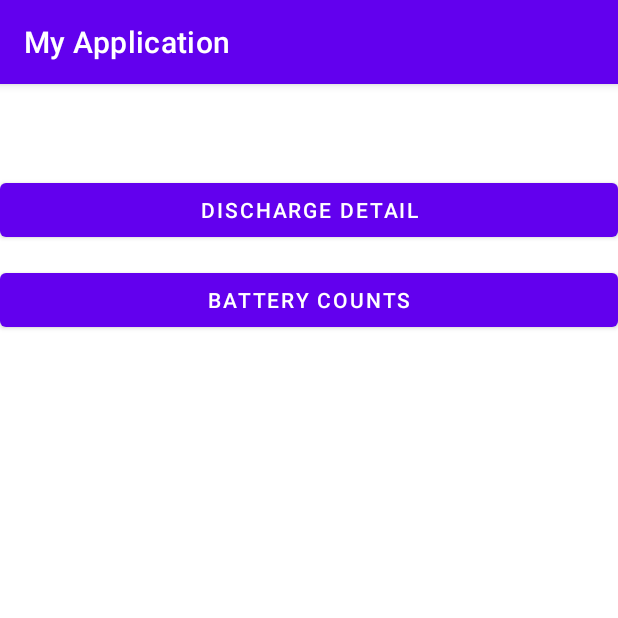
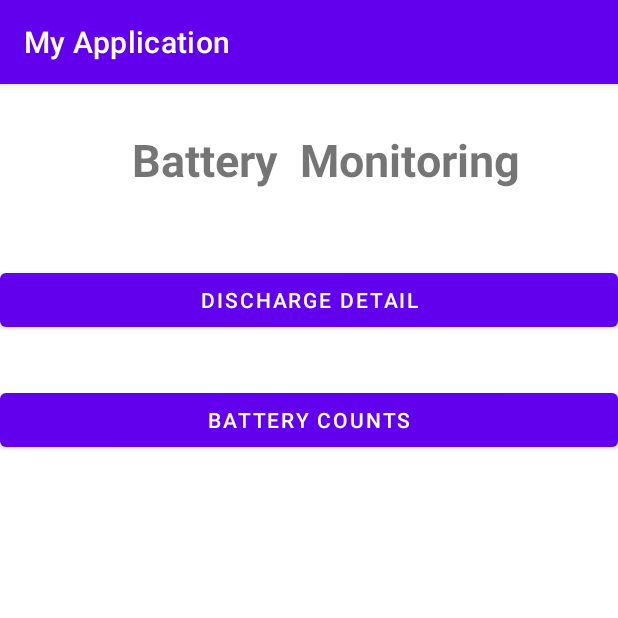
Before and after one commit to Christy04/Battery-monitoring-Android, an Android app: the screen it shows after launch (MainActivity), on a phone screen of 412 x 824 dp, the top half of it. Run offline under Robolectric (Android 15) with nearby library versions, the phone set to English and light mode, and no system bars; our stand-ins replace Room's generated code.

Commit message:
Changes made

```diff
--- a/app/src/main/res/layout/activity_dischargetable.xml
+++ b/app/src/main/res/layout/activity_dischargetable.xml
@@ -12,12 +12,14 @@
         android:layout_height="wrap_content"
         android:layout_marginTop="60dp"
         android:textSize="24sp"
-        android:textStyle="bold" />
+        android:textStyle="bold"
+        android:text="Charge Cycle Count"/>
     <TextView
         android:id="@+id/text1"
         android:layout_width="wrap_content"
         android:layout_height="wrap_content"
         android:layout_marginTop="60dp"
+        android:layout_marginLeft="270dp"
         android:textSize="24sp"
         android:textStyle="bold" />
     <TableLayout
--- a/app/src/main/res/layout/activity_main.xml
+++ b/app/src/main/res/layout/activity_main.xml
@@ -12,27 +12,22 @@
         android:layout_width="wrap_content"
         android:layout_height="wrap_content"
         android:layout_marginTop="30dp"
-        android:textSize="24sp"
-        android:textStyle="bold" />
-    <TextView
-        android:id="@+id/textView1"
-        android:layout_width="wrap_content"
-        android:layout_height="wrap_content"
-        android:layout_marginTop="60dp"
-        android:textSize="24sp"
-        android:textStyle="bold" />
+        android:textSize="30sp"
+        android:textStyle="bold"
+        android:text="            Battery  Monitoring"
+        />
 
     <Button
         android:id="@+id/button_id"
         android:layout_width="match_parent"
         android:layout_height="wrap_content"
-        android:layout_marginTop="60dp"
+        android:layout_marginTop="120dp"
         android:text="Discharge Detail" />
     <Button
         android:id="@+id/count_id"
         android:layout_width="match_parent"
         android:layout_height="wrap_content"
-        android:layout_marginTop="120dp"
+        android:layout_marginTop="200dp"
         android:text="Battery counts" />
 
 
```
Also changed, not shown: app/src/main/java/com/example/myapplication/Dischargetable.kt (+16 -11 lines).
